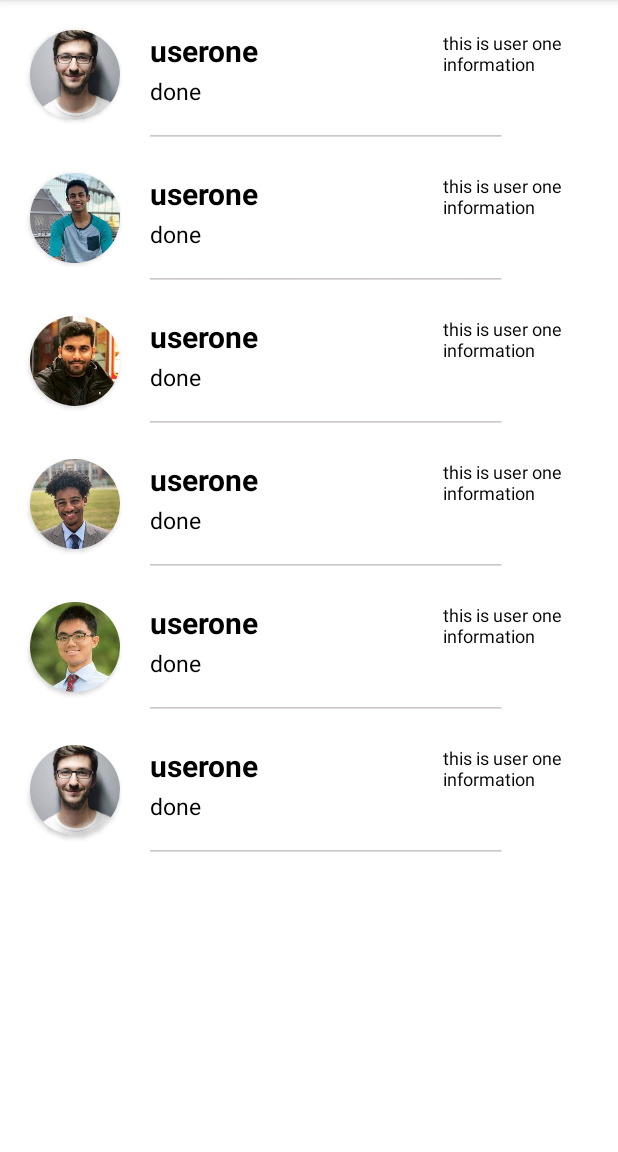
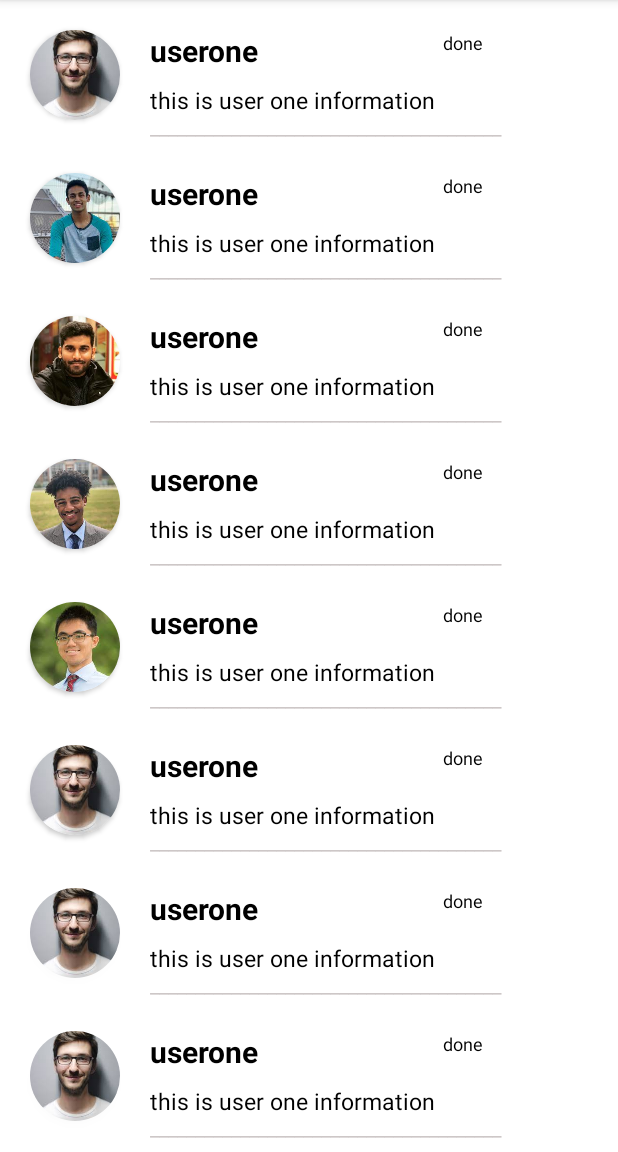
Before and after one commit to AAMNATARIQ/QuranRecordApplication, an Android app: the d4 screen opened directly, with no data from a screen before it, on a phone screen of 412 x 824 dp, the part 84-1236 px from its top. Run offline under Robolectric (Android 15) with nearby library versions, the phone set to English and light mode, and no system bars.

Commit message:
setting up front end for recycler v iew activity

```diff
--- a/app/src/main/java/amnatariq/org/myquranapplication/d4.java
+++ b/app/src/main/java/amnatariq/org/myquranapplication/d4.java
@@ -28,12 +28,14 @@ public class d4 extends AppCompatActivity {
 
     private void initData() {
         userList = new ArrayList<>();
-        userList.add(new ModalClass(R.drawable.pic1,"userone","done","this is user one information","_______________________________________"));
-        userList.add(new ModalClass(R.drawable.pic2,"userone","done","this is user one information","_______________________________________"));
-        userList.add(new ModalClass(R.drawable.pic3,"userone","done","this is user one information","_______________________________________"));
-        userList.add(new ModalClass(R.drawable.pic4,"userone","done","this is user one information","_______________________________________"));
-        userList.add(new ModalClass(R.drawable.pic5,"userone","done","this is user one information","_______________________________________"));
-        userList.add(new ModalClass(R.drawable.pic1,"userone","done","this is user one information","_______________________________________"));
+        userList.add(new ModalClass(R.drawable.pic1,"userone","this is user one information","done","_______________________________________"));
+        userList.add(new ModalClass(R.drawable.pic2,"userone","this is user one information","done","_______________________________________"));
+        userList.add(new ModalClass(R.drawable.pic3,"userone","this is user one information","done","_______________________________________"));
+        userList.add(new ModalClass(R.drawable.pic4,"userone","this is user one information","done","_______________________________________"));
+        userList.add(new ModalClass(R.drawable.pic5,"userone","this is user one information","done","_______________________________________"));
+        userList.add(new ModalClass(R.drawable.pic1,"userone","this is user one information","done","_______________________________________"));
+        userList.add(new ModalClass(R.drawable.pic1,"userone","this is user one information","done","_______________________________________"));
+        userList.add(new ModalClass(R.drawable.pic1,"userone","this is user one information","done","_______________________________________"));
 
     }
 
--- a/app/src/main/res/layout/item_design.xml
+++ b/app/src/main/res/layout/item_design.xml
@@ -36,28 +36,29 @@
             android:layout_marginTop="20dp"
             android:layout_marginLeft="20dp">
         </TextView>
+
         <TextView
+            android:id="@+id/textview2"
             android:layout_width="80dp"
             android:layout_height="30dp"
+            android:layout_marginLeft="75dp"
+            android:layout_marginTop="20dp"
+            android:layout_toRightOf="@+id/textview"
             android:text="10:43"
-            android:textSize="12sp"
-            android:id="@+id/textview2"
             android:textColor="@color/black"
-            android:layout_toRightOf="@+id/textview"
-            android:layout_marginTop="20dp"
-            android:layout_marginLeft="75dp">
-        </TextView>
+            android:textSize="12sp"></TextView>
+
         <TextView
-            android:layout_width="140dp"
-            android:layout_height="30dp"
+            android:id="@+id/textview3"
+            android:layout_width="273dp"
+            android:layout_height="24dp"
+            android:layout_below="@+id/textview"
+            android:layout_marginLeft="20dp"
+            android:layout_marginTop="6dp"
+            android:layout_toRightOf="@+id/imageview"
             android:text="This is the information of student one"
-            android:textSize="15sp"
-            android:id="@+id/textview3"
             android:textColor="@color/black"
-            android:layout_toRightOf="@+id/imageview"
-            android:layout_below="@+id/textview"
-            android:layout_marginLeft="20dp">
-        </TextView>
+            android:textSize="15sp"></TextView>
         <TextView
             android:layout_width="match_parent"
             android:layout_height="20dp"
```
